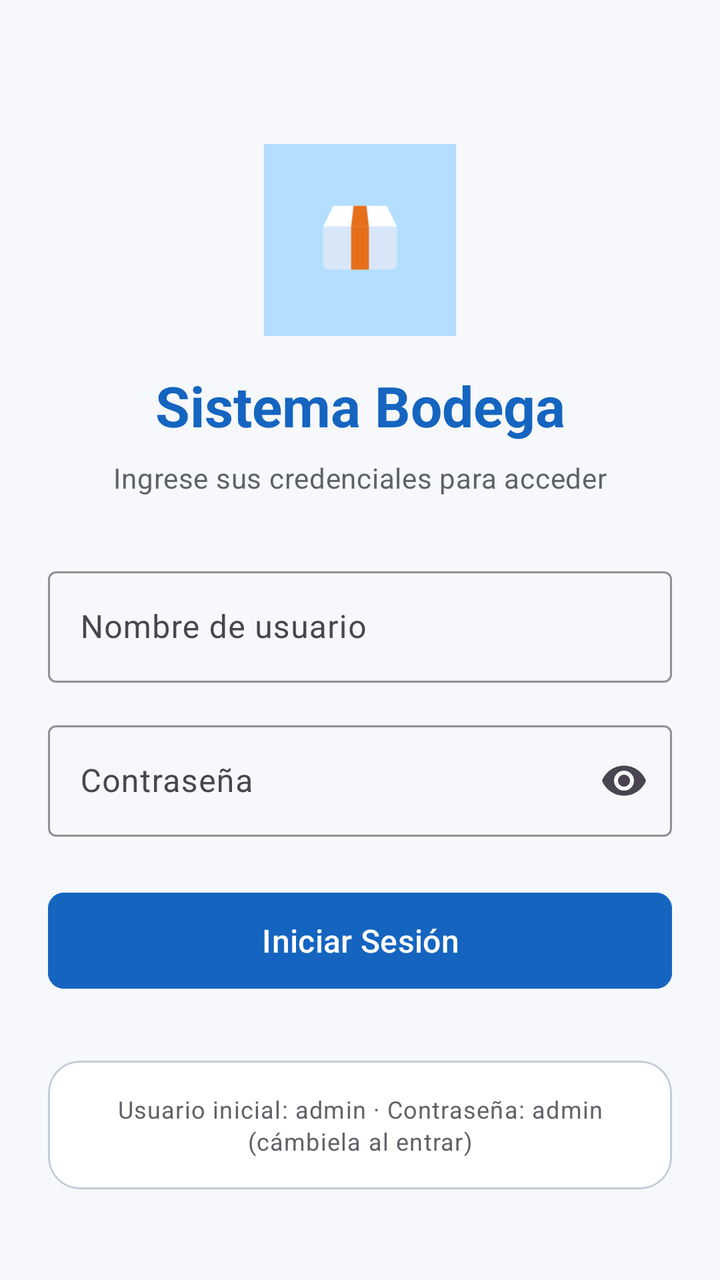
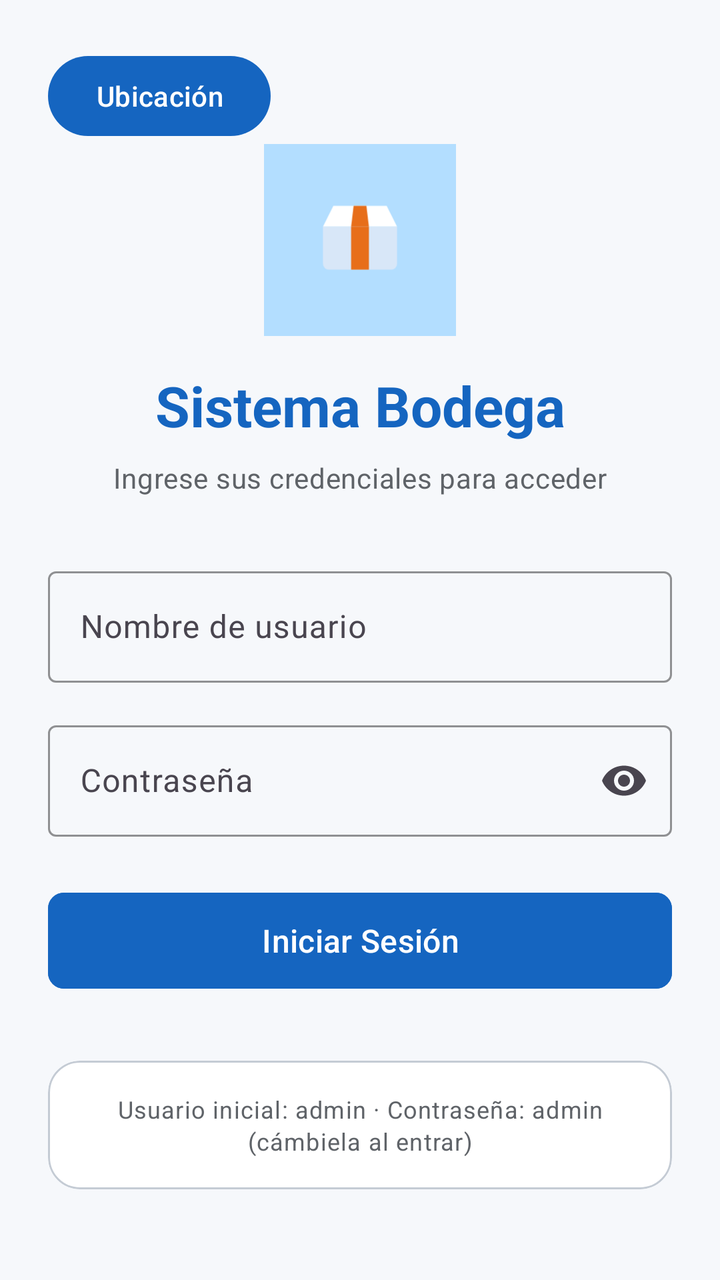

The first picture is an Android layout as it rendered before a commit; the second is the same layout after the commit. The layout source and the unified diff follow.
<!-- AndroidManifest.xml: application theme Theme.SistemaBodegaAppAndroid -->
<!-- res/layout/activity_login.xml -->
<?xml version="1.0" encoding="utf-8"?>
<ScrollView xmlns:android="http://schemas.android.com/apk/res/android"
    xmlns:app="http://schemas.android.com/apk/res-auto"
    xmlns:tools="http://schemas.android.com/tools"
    android:id="@+id/scrollLogin"
    android:layout_width="match_parent"
    android:layout_height="match_parent"
    android:fillViewport="true"
    android:background="@color/background"
    tools:context=".LoginActivity">

    <androidx.constraintlayout.widget.ConstraintLayout
        android:layout_width="match_parent"
        android:layout_height="wrap_content"
        android:padding="24dp">

        <ImageView
            android:id="@+id/ivLogo"
            android:layout_width="96dp"
            android:layout_height="96dp"
            android:layout_marginTop="48dp"
            android:contentDescription="@string/app_name"
            android:src="@drawable/ic_launcher_foreground"
            android:background="@color/primary_container"
            android:padding="8dp"
            app:layout_constraintEnd_toEndOf="parent"
            app:layout_constraintStart_toStartOf="parent"
            app:layout_constraintTop_toTopOf="parent" />

        <TextView
            android:id="@+id/tvAppTitle"
            android:layout_width="wrap_content"
            android:layout_height="wrap_content"
            android:layout_marginTop="16dp"
            android:text="@string/app_name"
            android:textAppearance="@style/TextAppearance.Material3.HeadlineMedium"
            android:textStyle="bold"
            android:textColor="@color/primary"
            app:layout_constraintEnd_toEndOf="parent"
            app:layout_constraintStart_toStartOf="parent"
            app:layout_constraintTop_toBottomOf="@id/ivLogo" />

        <TextView
            android:id="@+id/tvAppSubtitle"
            android:layout_width="wrap_content"
            android:layout_height="wrap_content"
            android:layout_marginTop="8dp"
            android:text="@string/subtitle_login"
            android:textAppearance="@style/TextAppearance.Material3.BodyMedium"
            android:textColor="@color/text_secondary"
            app:layout_constraintEnd_toEndOf="parent"
            app:layout_constraintStart_toStartOf="parent"
            app:layout_constraintTop_toBottomOf="@id/tvAppTitle" />

        <com.google.android.material.textfield.TextInputLayout
            android:id="@+id/tilUsername"
            style="@style/Widget.Material3.TextInputLayout.OutlinedBox"
            android:layout_width="0dp"
            android:layout_height="wrap_content"
            android:layout_marginTop="32dp"
            android:hint="@string/hint_username"
            app:boxStrokeColor="@color/primary"
            app:hintTextColor="@color/primary"
            app:layout_constraintEnd_toEndOf="parent"
            app:layout_constraintStart_toStartOf="parent"
            app:layout_constraintTop_toBottomOf="@id/tvAppSubtitle">

            <com.google.android.material.textfield.TextInputEditText
                android:id="@+id/etUsername"
                android:layout_width="match_parent"
                android:layout_height="wrap_content"
                android:inputType="textPersonName"
                android:maxLines="1" />
        </com.google.android.material.textfield.TextInputLayout>

        <com.google.android.material.textfield.TextInputLayout
            android:id="@+id/tilPassword"
            style="@style/Widget.Material3.TextInputLayout.OutlinedBox"
            android:layout_width="0dp"
            android:layout_height="wrap_content"
            android:minHeight="56dp"
            android:layout_marginTop="16dp"
            android:hint="@string/hint_password"
            app:boxStrokeColor="@color/primary"
            app:hintTextColor="@color/primary"
            app:endIconMode="password_toggle"
            app:layout_constraintEnd_toEndOf="parent"
            app:layout_constraintStart_toStartOf="parent"
            app:layout_constraintTop_toBottomOf="@id/tilUsername">

            <com.google.android.material.textfield.TextInputEditText
                android:id="@+id/etPassword"
                android:layout_width="match_parent"
                android:layout_height="wrap_content"
                android:inputType="textPassword"
                android:maxLines="1" />
        </com.google.android.material.textfield.TextInputLayout>

        <com.google.android.material.button.MaterialButton
            android:id="@+id/btnLogin"
            android:layout_width="0dp"
            android:layout_height="56dp"
            android:layout_marginTop="24dp"
            android:text="@string/btn_login"
            android:textSize="16sp"
            android:textColor="@color/white"
            android:backgroundTint="@color/primary"
            app:cornerRadius="8dp"
            app:layout_constraintEnd_toEndOf="parent"
            app:layout_constraintStart_toStartOf="parent"
            app:layout_constraintTop_toBottomOf="@id/tilPassword" />

        <ProgressBar
            android:id="@+id/progressLogin"
            style="?android:attr/progressBarStyleSmall"
            android:layout_width="wrap_content"
            android:layout_height="wrap_content"
            android:layout_marginTop="16dp"
            android:indeterminateTint="@color/primary"
            android:visibility="gone"
            tools:visibility="visible"
            app:layout_constraintEnd_toEndOf="parent"
            app:layout_constraintStart_toStartOf="parent"
            app:layout_constraintTop_toBottomOf="@id/btnLogin" />

        <com.google.android.material.card.MaterialCardView
            android:id="@+id/cardNotice"
            android:layout_width="0dp"
            android:layout_height="wrap_content"
            android:layout_marginTop="32dp"
            app:cardCornerRadius="16dp"
            app:cardElevation="0dp"
            app:cardBackgroundColor="@color/surface"
            app:strokeColor="@color/outline"
            app:strokeWidth="1dp"
            app:layout_constraintEnd_toEndOf="parent"
            app:layout_constraintStart_toStartOf="parent"
            app:layout_constraintTop_toBottomOf="@id/progressLogin">

            <LinearLayout
                android:layout_width="match_parent"
                android:layout_height="wrap_content"
                android:orientation="vertical"
                android:padding="16dp">

                <TextView
                    android:id="@+id/tvNotice"
                    android:layout_width="match_parent"
                    android:layout_height="wrap_content"
                    android:gravity="center"
                    android:text="@string/default_credentials_notice"
                    android:textAppearance="@style/TextAppearance.Material3.BodySmall"
                    android:textColor="@color/text_secondary" />
            </LinearLayout>
        </com.google.android.material.card.MaterialCardView>

    </androidx.constraintlayout.widget.ConstraintLayout>
</ScrollView>
<!-- resources referenced by this layout -->
<resources>
  <color name="background">#F6F8FB</color>
  <color name="outline">#C4CBD4</color>
  <color name="primary">#1565C0</color>
  <color name="primary_container">#B3DEFF</color>
  <color name="surface">#FFFFFF</color>
  <color name="text_secondary">#5F6368</color>
  <color name="white">#FFFFFFFF</color>
  <!-- drawable ic_launcher_foreground (drawable) -->
  <?xml version="1.0" encoding="utf-8"?>
  <vector xmlns:android="http://schemas.android.com/apk/res/android"
      android:width="108dp"
      android:height="108dp"
      android:viewportWidth="108"
      android:viewportHeight="108">
      
      <path
          android:fillColor="#FFFFFFFF"
          android:pathData="M29,45 L79,45 L72,31 L36,31 Z" />
      
      <path
          android:fillColor="#FFD8E7F8"
          android:pathData="M29,45 H79 V70 A4,4 0 0 1 75,74 H33 A4,4 0 0 1 29,70 Z" />
      
      <path
          android:fillColor="#FFE76E1A"
          android:pathData="M48,45 H60 V74 H48 Z" />
      
      <path
          android:fillColor="#FFE76E1A"
          android:pathData="M48,45 L60,45 L58.32,31 L49.68,31 Z" />
  </vector>
  <string name="app_name">Sistema Bodega</string>
  <string name="btn_login">Iniciar Sesión</string>
  <string name="default_credentials_notice">Usuario inicial: admin · Contraseña: admin (cámbiela al entrar)</string>
  <string name="hint_password">Contraseña</string>
  <string name="hint_username">Nombre de usuario</string>
  <string name="subtitle_login">Ingrese sus credenciales para acceder</string>
  <style name="Theme.SistemaBodegaAppAndroid" parent="Base.Theme.SistemaBodegaAppAndroid" />
  <style name="Base.Theme.SistemaBodegaAppAndroid" parent="Theme.Material3.DayNight.NoActionBar">
          <item name="colorPrimary">@color/primary</item>
          <item name="colorOnPrimary">@color/white</item>
          <item name="colorPrimaryContainer">@color/primary_container</item>
          <item name="colorSecondary">@color/accent</item>
          <item name="colorSurface">@color/surface</item>
          <item name="android:colorBackground">@color/background</item>
          <item name="android:statusBarColor">@color/primary_dark</item>
          <item name="android:navigationBarColor">@color/background</item>
      </style>
  <color name="accent">#E76E1A</color>
  <color name="primary_dark">#1457AC</color>
</resources>

<!-- the commit's change to res/layout/activity_login.xml (unified diff, before → after) -->
@@ -154,5 +154,13 @@
             </LinearLayout>
         </com.google.android.material.card.MaterialCardView>
 
+        <Button
+            android:id="@+id/btnUbicacion"
+            android:layout_width="wrap_content"
+            android:layout_height="wrap_content"
+            android:text="Ubicación"
+            tools:layout_editor_absoluteX="136dp"
+            tools:layout_editor_absoluteY="628dp" />
+
     </androidx.constraintlayout.widget.ConstraintLayout>
 </ScrollView>
